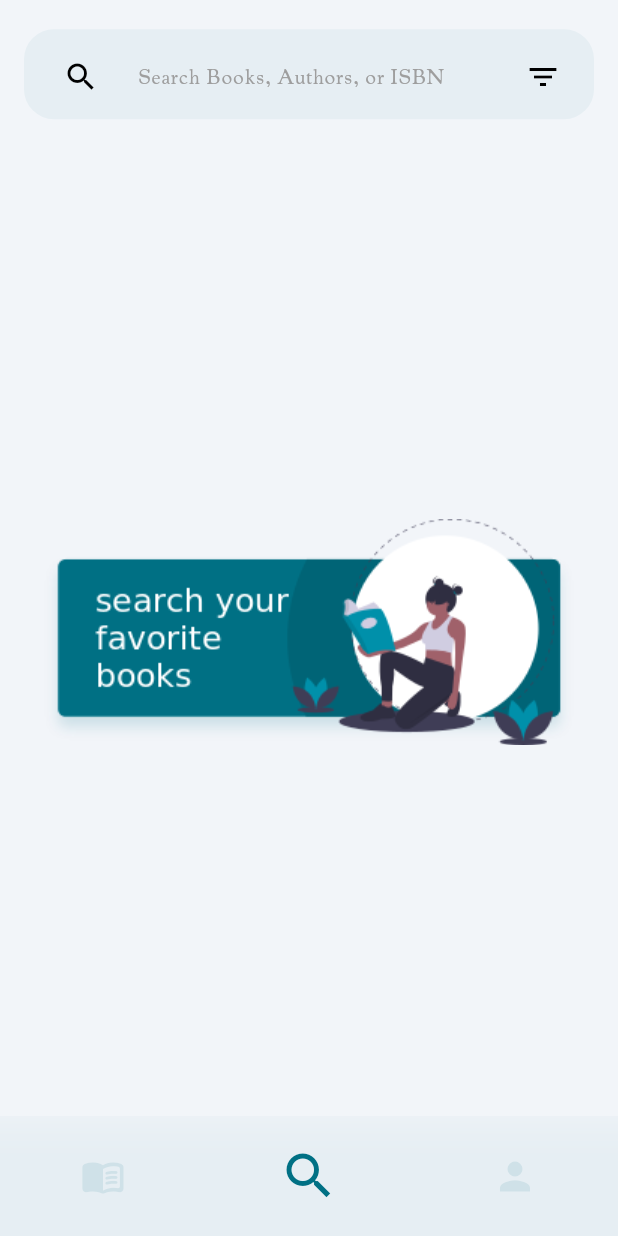
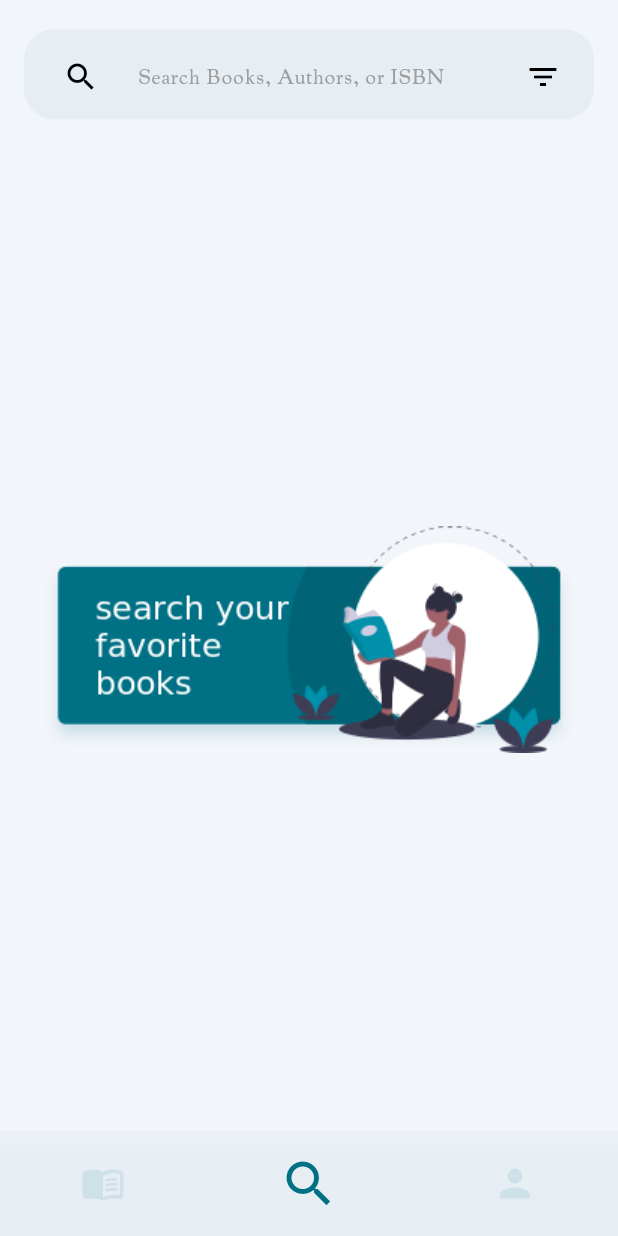
Before and after one commit to fat7i-alghareeb/book_store_app, a Flutter app: the screen it shows after launch, swiped to page 2, on a phone screen of 412 x 824 dp. Run offline on Flutter 3.47's test engine with Material 3 defaults, Android fonts, the phone set to English and light mode, and no system bars; our stand-ins replace bloc, cached_network_image, card_swiper, dartz, dio, flutter_bloc and 5 more; accounts and stored records are empty; network calls fail.

```diff
--- a/lib/Features/navigator/presentation/views/widgets/custom bottom bar.dart/bottom_nav.dart
+++ b/lib/Features/navigator/presentation/views/widgets/custom bottom bar.dart/bottom_nav.dart
@@ -15,7 +15,7 @@
     return Container(
       color: Theme.of(context).colorScheme.secondary.withOpacity(0.05),
       //margin: const EdgeInsets.symmetric(vertical: 0, horizontal: 0),
-      height: 80,
+      height: 70,
       child: ClipRRect(
         // borderRadius: BorderRadius.circular(30),
         child: BackdropFilter(
--- a/lib/main.dart
+++ b/lib/main.dart
@@ -19,12 +19,6 @@
   await Hive.openBox<int>(Constants.kSavedTimeBox);
   //Bloc.observer = SimpleBlocObserver();
   runApp(MyApp());
-  SystemChrome.setSystemUIOverlayStyle(
-    const SystemUiOverlayStyle(
-      statusBarColor: Colors.transparent,
-      systemNavigationBarColor: Colors.transparent,
-    ),
-  );
 }
 
 class MyApp extends StatelessWidget {
@@ -33,6 +27,12 @@
 
   @override
   Widget build(BuildContext context) {
+    SystemChrome.setSystemUIOverlayStyle(
+      const SystemUiOverlayStyle(
+        statusBarColor: Colors.transparent,
+        systemNavigationBarColor: 2 < 4 ? Color(0xffe6eff4) : Color(0xff1b2026),
+      ),
+    );
     return MaterialApp(
       debugShowCheckedModeBanner: false,
       title: 'Book Store',
```
